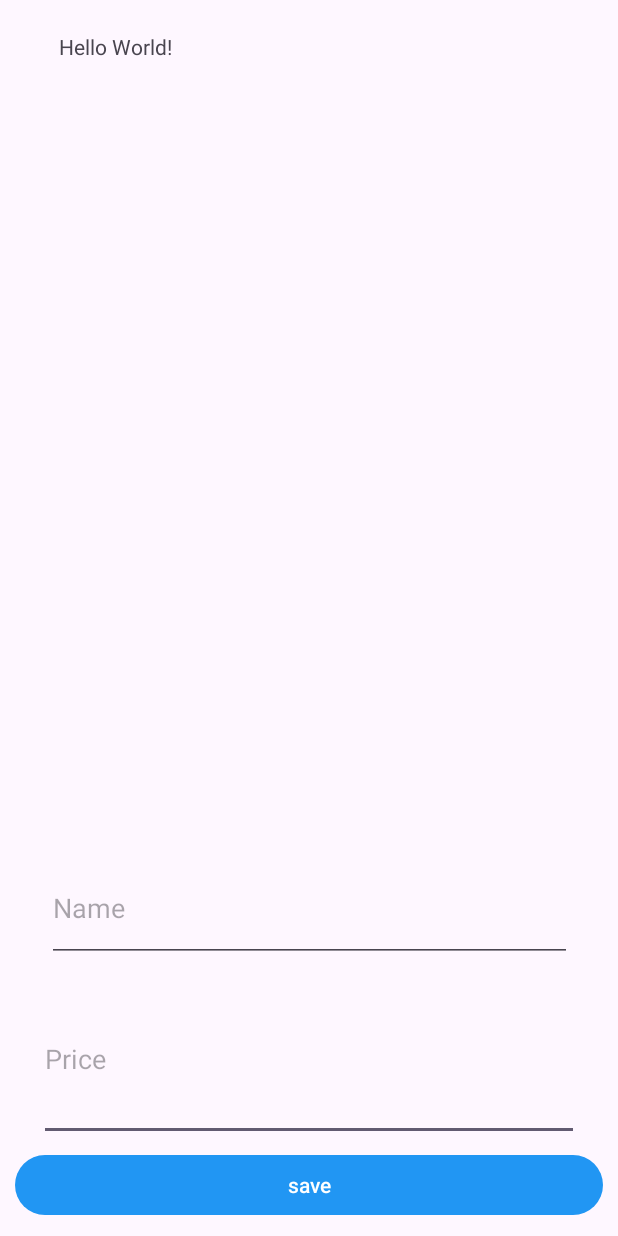
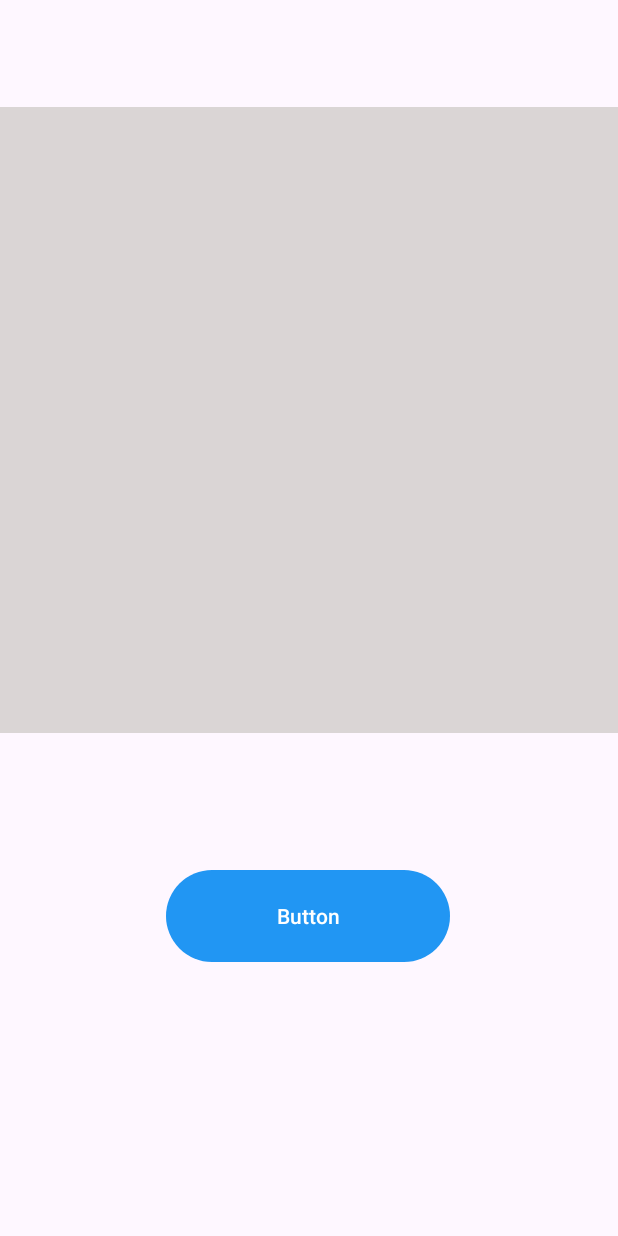
Before and after one commit to NikRader/WeatherApp, an Android app: the MyQuery screen opened directly, with no data from a screen before it, on a phone screen of 412 x 824 dp. Run offline under Robolectric (Android 15) with nearby library versions, the phone set to English and light mode, and no system bars; network calls fail; Roboto replaces fonts that are not available here.

Commit message:
Add Query RcView

```diff
--- a/app/src/main/java/com/example/weatherapp/DB/MainDB.kt
+++ b/app/src/main/java/com/example/weatherapp/DB/MainDB.kt
@@ -5,12 +5,12 @@
 import androidx.room.RoomDatabase
 import com.example.weatherapp.fragments.MainFragment
 
-@Database (entities = [Item::class], version = 2)
+@Database(entities = [Item::class], version = 2)
 abstract class MainDb : RoomDatabase() {
     abstract fun getDao(): Dao
 
-    companion object{
-        fun getDb(context: MainFragment): MainDb{
+    companion object {
+        fun getDb(context: MainFragment): MainDb {
             return Room.databaseBuilder(
                 context.requireContext(),
                 MainDb::class.java,
--- a/app/src/main/java/com/example/weatherapp/MyQuery.kt
+++ b/app/src/main/java/com/example/weatherapp/MyQuery.kt
@@ -1,30 +1,20 @@
 package com.example.weatherapp
 
+import android.os.Bundle
+import androidx.activity.enableEdgeToEdge
 import androidx.appcompat.app.AppCompatActivity
-import android.os.Bundle
-import androidx.lifecycle.asLiveData
-import com.example.weatherapp.DB.Item
-import com.example.weatherapp.DB.MainDb
-import com.example.weatherapp.databinding.ActivityMyQueryBinding
-
+import androidx.core.view.ViewCompat
+import androidx.core.view.WindowInsetsCompat
 
 class MyQuery : AppCompatActivity() {
-    lateinit var binding: ActivityMyQueryBinding
-
     override fun onCreate(savedInstanceState: Bundle?) {
         super.onCreate(savedInstanceState)
-        binding = ActivityMyQueryBinding.inflate(layoutInflater)
-        setContentView(binding.root)
-      //  val db = MainDb.getDb(this)
-      //  db.getDao().getAllItem().asLiveData().observe(this){ list->
-//            binding.tvList.text = ""
-//            list.forEach {
-//                val text = "Id: ${it.id} Name: ${it.city} Price: ${it.time}\n"
-//                binding.tvList.append(text)
-//            }
-//        }
-        binding.button2.setOnClickListener {
-//
+        enableEdgeToEdge()
+        setContentView(R.layout.activity_my_query)
+        ViewCompat.setOnApplyWindowInsetsListener(findViewById(R.id.main)) { v, insets ->
+            val systemBars = insets.getInsets(WindowInsetsCompat.Type.systemBars())
+            v.setPadding(systemBars.left, systemBars.top, systemBars.right, systemBars.bottom)
+            insets
         }
     }
 }
--- a/app/src/main/res/layout/activity_my_query.xml
+++ b/app/src/main/res/layout/activity_my_query.xml
@@ -7,52 +7,24 @@
     android:layout_height="match_parent"
     tools:context=".MyQuery">
 
-    <TextView
-        android:id="@+id/tvList"
-        android:layout_width="334dp"
-        android:layout_height="425dp"
-        android:layout_marginTop="10dp"
-        android:layout_marginBottom="10dp"
-        android:text="Hello World!"
-        app:layout_constraintBottom_toTopOf="@+id/edName"
-        app:layout_constraintEnd_toEndOf="@+id/edName"
-        app:layout_constraintStart_toStartOf="@+id/edName"
-        app:layout_constraintTop_toTopOf="parent"
-        app:layout_constraintVertical_bias="0.089" />
+    <androidx.recyclerview.widget.RecyclerView
+        android:id="@+id/rc_view_query"
+        android:layout_width="415dp"
+        android:layout_height="417dp"
+        android:layout_marginTop="71dp"
+        android:layout_marginEnd="1dp"
+        android:background="#DAD5D5"
+        app:layout_constraintEnd_toEndOf="parent"
+        app:layout_constraintStart_toStartOf="parent"
+        app:layout_constraintTop_toTopOf="parent" />
 
     <Button
-        android:id="@+id/button2"
-        android:layout_width="0dp"
-        android:layout_height="wrap_content"
-        android:layout_marginStart="10dp"
-        android:layout_marginEnd="10dp"
-        android:layout_marginBottom="10dp"
-        android:text="save"
-        app:layout_constraintBottom_toBottomOf="parent"
+        android:id="@+id/back_to_main"
+        android:layout_width="189dp"
+        android:layout_height="69dp"
+        android:layout_marginTop="87dp"
+        android:text="Button"
         app:layout_constraintEnd_toEndOf="parent"
-        app:layout_constraintStart_toStartOf="parent" />
-
-    <EditText
-        android:id="@+id/edPrice"
-        android:layout_width="360dp"
-        android:layout_height="109dp"
-        android:layout_marginBottom="5dp"
-        android:ems="10"
-        android:hint="Price"
-        android:inputType="textPersonName"
-        app:layout_constraintBottom_toTopOf="@+id/button2"
-        app:layout_constraintEnd_toEndOf="@+id/button2"
-        app:layout_constraintStart_toStartOf="@+id/button2" />
-
-    <EditText
-        android:id="@+id/edName"
-        android:layout_width="350dp"
-        android:layout_height="71dp"
-        android:layout_marginBottom="10dp"
-        android:ems="10"
-        android:hint="Name"
-        android:inputType="textPersonName"
-        app:layout_constraintBottom_toTopOf="@+id/edPrice"
-        app:layout_constraintEnd_toEndOf="@+id/edPrice"
-        app:layout_constraintStart_toStartOf="@+id/edPrice" />
+        app:layout_constraintStart_toStartOf="@+id/rc_view_query"
+        app:layout_constraintTop_toBottomOf="@+id/rc_view_query" />
 </androidx.constraintlayout.widget.ConstraintLayout>
```
Also changed, not shown: app/src/main/java/com/example/weatherapp/QueryAdapter.kt (added, +53 -0 lines), app/src/main/java/com/example/weatherapp/QueryModel.kt (added, +10 -0 lines), app/src/main/res/layout/query_item.xml (added, +119 -0 lines).
